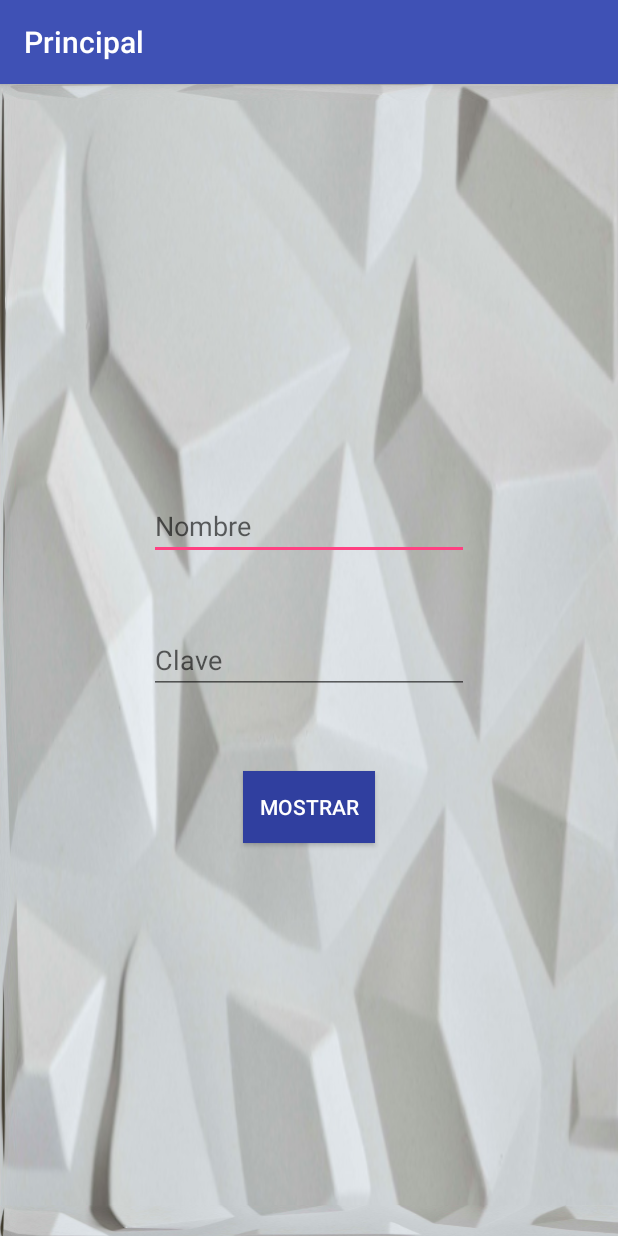
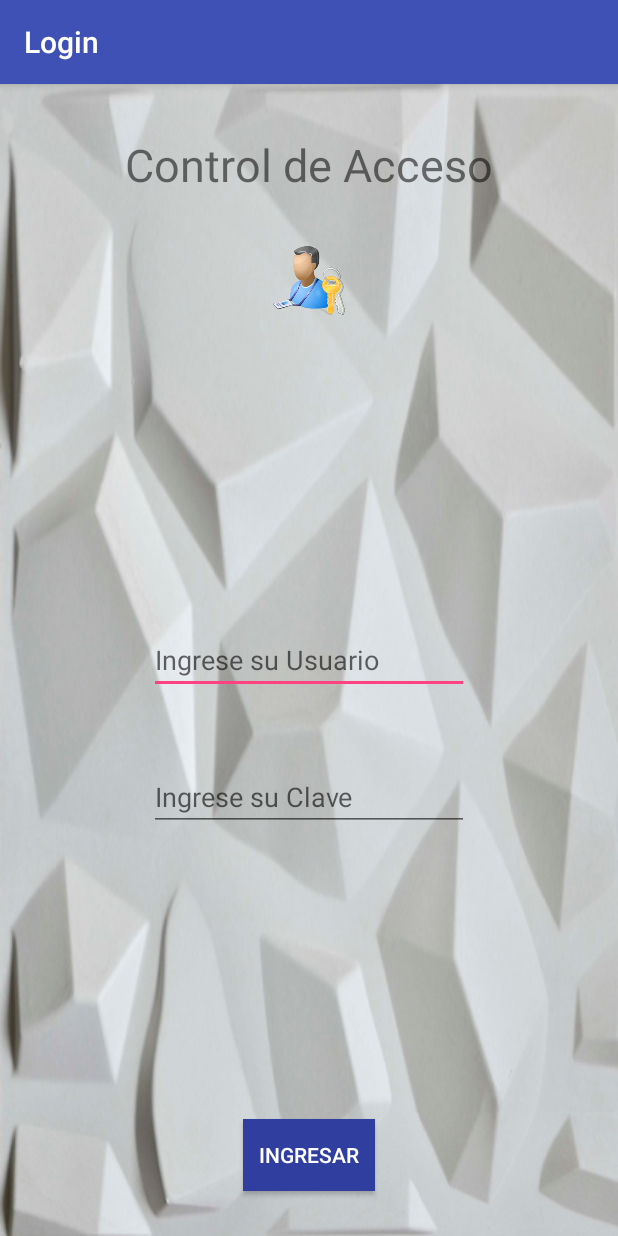
Before and after one commit to nicosanto/8proyecto, an Android app: the screen it shows after launch (MainActivity), on a phone screen of 412 x 824 dp. Run offline under Robolectric (Android 15) with nearby library versions, the phone set to English and light mode, and no system bars.

Commit message:
version2

```diff
--- a/app/src/main/java/nicosanto/a8proyecto/MainActivity.java
+++ b/app/src/main/java/nicosanto/a8proyecto/MainActivity.java
@@ -6,11 +6,12 @@ import android.os.Bundle;
 import android.view.View;
 import android.widget.Button;
 import android.widget.EditText;
+import android.widget.Toast;
 
 public class MainActivity extends AppCompatActivity {
-
-    private EditText edtNombre;  //Creo variable global vacia
-    private EditText edtClave; //(Buena practica de programacion: Coincida nombre con ID)
+    //Creo variable global vacia (Buena practica de programacion: Coincida nombre con ID)
+    private EditText edtNombre;
+    private EditText edtClave;
     private Button btnAceptar;
 
     @Override
@@ -22,36 +23,43 @@ public class MainActivity extends AppCompatActivity {
         edtNombre = (EditText) findViewById(R.id.txtNombre);
         edtClave = (EditText) findViewById(R.id.txtClave);
         //R: compila y pone la referencia de todos los que tengo generados.
-        //LE PASO DEL CONTROL EL ID: txtNombre
-
-               //Asignar Texto
-        //edtNombre.setText("Hola");
+        //LE PASO DEL CONTROL SU ID
 
         btnAceptar = (Button) findViewById(R.id.btnAceptar);
-
         //Metodo para gestion del evento click del boton
         btnAceptar.setOnClickListener(new View.OnClickListener() {
             @Override
             public void onClick(View v) {
-                mostrarActividad();
+                String nombre = edtNombre.getText().toString();
+                String clave = edtClave.getText().toString();
+                if (nombre.equals("ites") && clave.equals("1234")) {      //XQ NO FUNCIONA "@string/usuarioCorrecto"??
+                    //Toast.makeText(MainActivity.this, "Datos Correctos", Toast.LENGTH_SHORT).show(); //Bandera
+
+                    //Llamo a la funcion
+                    mostrarActividad();
+                }
+                else {
+                    //Mensaje en pantalla
+                    Toast.makeText(MainActivity.this,"Datos Incorrectos de Usuario o Clave",Toast.LENGTH_LONG).show();
+                    //Vaciar los Controles
+                    edtNombre.setText("");
+                    edtClave.setText("");
+                }
             }
-        });  //Llamo a la funcion
+        });
 
     }
 
     private void mostrarActividad(){
 
-        //intent explicito
+        //Intent Explicito
         Intent intent = new Intent(this, SegundaActivity.class);
 
         //Le paso la variable global con el dato del control
         intent.putExtra("KEY_NOMBRE", edtNombre.getText().toString() );
 
-        //llamado a activity
+        //Llamado a activity
         startActivity(intent);
-
-        //MENSAJE PANTALLA
-        //  Toast.makeText(this,"El mayor es: "+mayor, Toast.LENGTH_SHORT ).show();
     }
 
 }
--- a/app/src/main/res/layout/activity_main.xml
+++ b/app/src/main/res/layout/activity_main.xml
@@ -4,16 +4,15 @@
     xmlns:tools="http://schemas.android.com/tools"
     android:layout_width="match_parent"
     android:layout_height="match_parent"
-    android:background="@mipmap/fondobienvenida"
+    android:background="@drawable/fondobienvenida"
     tools:context="nicosanto.a8proyecto.MainActivity">
 
     <EditText
         android:id="@+id/txtNombre"
         android:layout_width="wrap_content"
         android:layout_height="wrap_content"
-        android:layout_above="@+id/txtClave"
         android:layout_centerHorizontal="true"
-        android:layout_marginBottom="44dp"
+        android:layout_centerVertical="true"
         android:ems="10"
         android:hint="@string/hintNombre"
         android:inputType="textPersonName"
@@ -25,26 +24,48 @@
         android:id="@+id/btnAceptar"
         android:layout_width="wrap_content"
         android:layout_height="wrap_content"
-        android:layout_below="@+id/txtClave"
-        android:layout_centerHorizontal="true"
-        android:layout_marginTop="51dp"
+        android:layout_marginBottom="30dp"
         android:background="@color/colorPrimaryDark"
         android:text="@string/tituloboton"
         android:textColor="@android:color/background_light"
         tools:layout_editor_absoluteX="148dp"
-        tools:layout_editor_absoluteY="330dp" />
+        tools:layout_editor_absoluteY="330dp"
+        android:layout_alignParentBottom="true"
+        android:layout_centerHorizontal="true" />
 
     <EditText
         android:id="@+id/txtClave"
         android:layout_width="wrap_content"
         android:layout_height="wrap_content"
-        android:layout_alignLeft="@+id/txtNombre"
-        android:layout_alignStart="@+id/txtNombre"
-        android:layout_centerVertical="true"
         android:ems="10"
         android:hint="@string/hintClave"
         android:inputType="textPassword"
         tools:layout_editor_absoluteX="84dp"
-        tools:layout_editor_absoluteY="192dp" />
+        tools:layout_editor_absoluteY="192dp"
+        android:layout_below="@+id/txtNombre"
+        android:layout_alignLeft="@+id/txtNombre"
+        android:layout_alignStart="@+id/txtNombre"
+        android:layout_marginTop="46dp" />
+
+    <TextView
+        android:id="@+id/textView"
+        android:layout_width="wrap_content"
+        android:layout_height="wrap_content"
+        android:layout_alignParentTop="true"
+        android:layout_centerHorizontal="true"
+        android:layout_marginTop="33dp"
+        android:text="@string/titulo0"
+        android:textSize="30sp" />
+
+    <ImageView
+        android:id="@+id/imageView"
+        android:layout_width="@android:dimen/app_icon_size"
+        android:layout_height="@android:dimen/app_icon_size"
+        android:contentDescription=""
+        app:srcCompat="@drawable/login"
+        tools:ignore="ContentDescription,RtlHardcoded"
+        android:layout_below="@+id/textView"
+        android:layout_centerHorizontal="true"
+        android:layout_marginTop="32dp" />
 
 </RelativeLayout>
--- a/app/src/main/res/values/strings.xml
+++ b/app/src/main/res/values/strings.xml
@@ -1,8 +1,16 @@
 <resources>
     <string name="app_name">8proyecto</string>
-    <string name="titulo1">Principal</string>
+    <string name="titulo0">Control de Acceso</string>
+    <string name="titulo1">Login</string>
     <string name="titulo2">Detalle del Usuario</string>
-    <string name="tituloboton">Mostrar</string>
-    <string name="hintNombre">Nombre</string>
-    <string name="hintClave">Clave</string>
+    <string name="tituloboton">Ingresar</string>
+    <string name="botonMarcar">Marcar</string>
+    <string name="botonFinalizar">Finalizar</string>
+    <string name="hintNombre">Ingrese su Usuario</string>
+    <string name="hintClave">Ingrese su Clave</string>
+    <string name="hintTelefono">Ingrese su Telefono</string>
+    <string name="bienvenida">Bienvenida Usuario </string>
+
+    <string name="usuarioCorrecto">ites</string>
+    <string name="contrasenaCorrecta">1234</string>
 </resources>
```
Also changed, not shown: app/src/main/java/nicosanto/a8proyecto/SegundaActivity.java (+50 -7 lines), app/src/main/res/layout/activity_segunda.xml (+38 -3 lines), app/src/main/res/drawable-mdpi/fondobienvenida.9.png (added), app/src/main/res/drawable-mdpi/login.png (added), app/src/main/res/mipmap-xxxhdpi/fondobienvenida.9.png (deleted).
